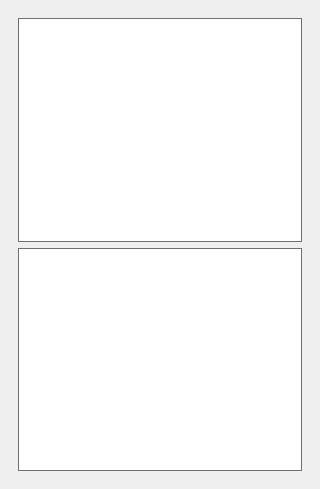
The window that mainwindow.ui (takyonxxx/Glucometer) describes before a commit, drawn with Qt 5.
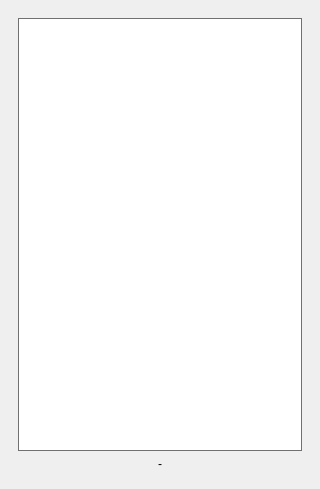
The same window after the commit.

```diff
--- a/mainwindow.ui
+++ b/mainwindow.ui
@@ -98,7 +98,14 @@
            <widget class="QGraphicsView" name="graphicsView"/>
           </item>
           <item row="1" column="0">
-           <widget class="QTextBrowser" name="textInfo"/>
+           <widget class="QLabel" name="textInfo">
+            <property name="text">
+             <string>-</string>
+            </property>
+            <property name="alignment">
+             <set>Qt::AlignCenter</set>
+            </property>
+           </widget>
           </item>
          </layout>
         </widget>
```
